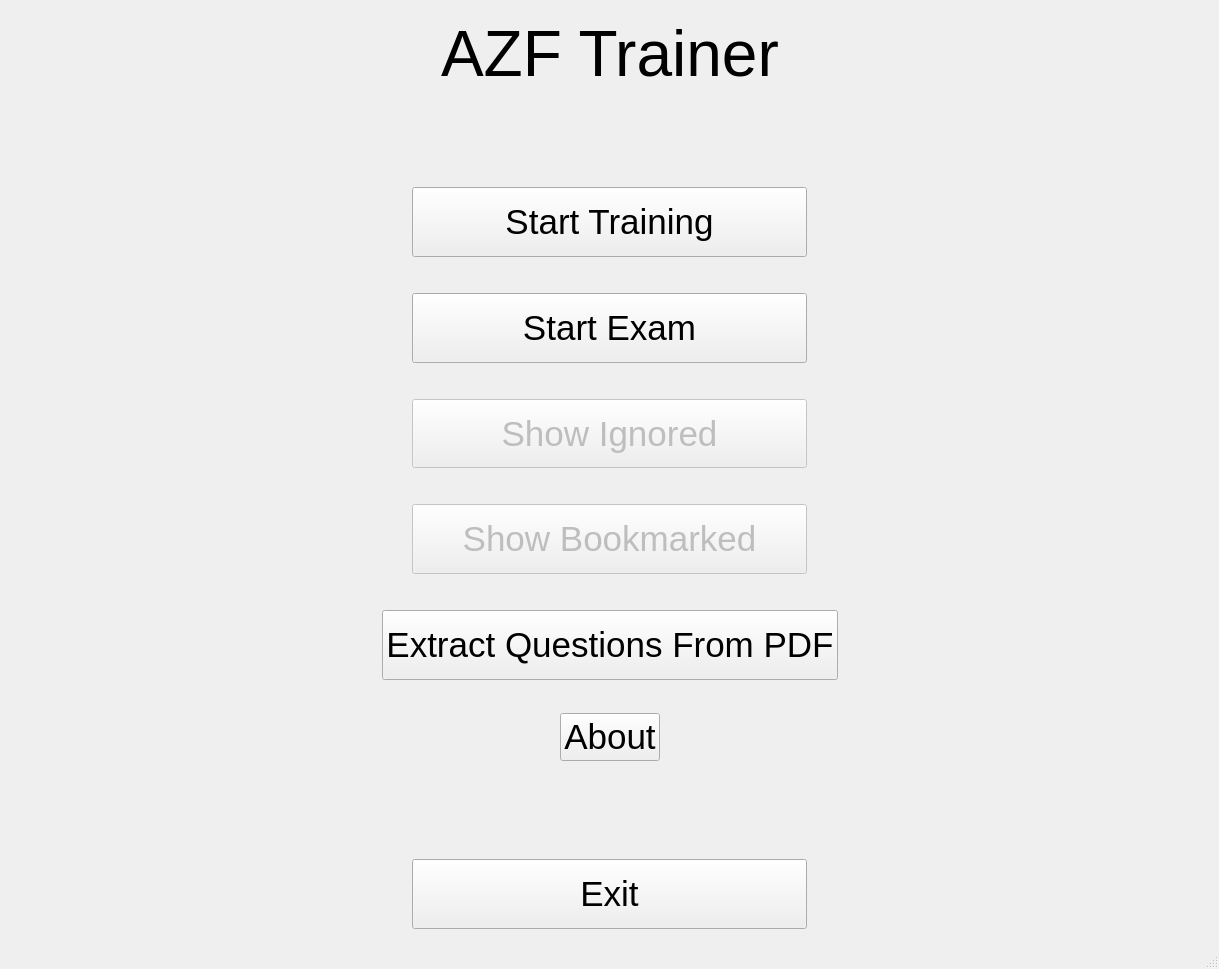
Before: the Qt Designer form pilot_utils/azf_trainer/ui/main_window.ui in jufi2112/pilot_utils, drawn with Qt 5.
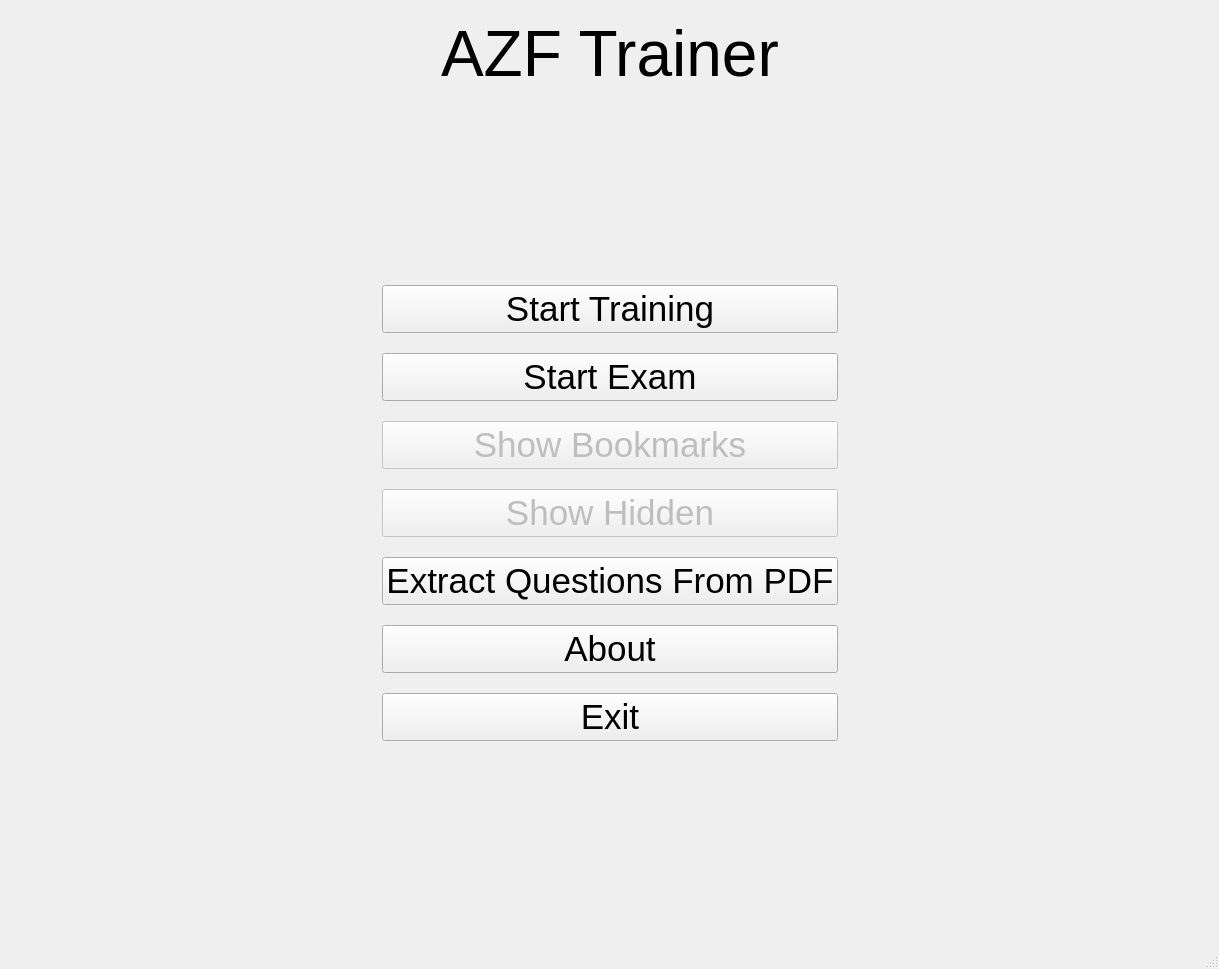
After: the same form once the commit is applied.

Commit message: added bookmark / hidden mode (issue #4)

```diff
--- a/pilot_utils/azf_trainer/ui/main_window.ui
+++ b/pilot_utils/azf_trainer/ui/main_window.ui
@@ -21,7 +21,7 @@
        <number>0</number>
       </property>
       <widget class="QWidget" name="page">
-       <layout class="QVBoxLayout" name="verticalLayout">
+       <layout class="QVBoxLayout" name="verticalLayout_2">
         <item>
          <layout class="QHBoxLayout" name="horizontalLayout_6">
           <item>
@@ -93,6 +93,11 @@
            </spacer>
           </item>
           <item>
+           <layout class="QVBoxLayout" name="verticalLayout">
+            <property name="spacing">
+             <number>20</number>
+            </property>
+            <item>
            <widget class="QPushButton" name="button_start_training">
             <property name="sizePolicy">
              <sizepolicy hsizetype="MinimumExpanding" vsizetype="MinimumExpanding">
@@ -111,52 +116,6 @@
            </widget>
           </item>
           <item>
-           <spacer name="horizontalSpacer_2">
-            <property name="orientation">
-             <enum>Qt::Horizontal</enum>
-            </property>
-            <property name="sizeHint" stdset="0">
-             <size>
-              <width>40</width>
-              <height>20</height>
-             </size>
-            </property>
-           </spacer>
-          </item>
-         </layout>
-        </item>
-        <item>
-         <spacer name="verticalSpacer_6">
-          <property name="orientation">
-           <enum>Qt::Vertical</enum>
-          </property>
-          <property name="sizeType">
-           <enum>QSizePolicy::Maximum</enum>
-          </property>
-          <property name="sizeHint" stdset="0">
-           <size>
-            <width>20</width>
-            <height>30</height>
-           </size>
-          </property>
-         </spacer>
-        </item>
-        <item>
-         <layout class="QHBoxLayout" name="horizontalLayout_8">
-          <item>
-           <spacer name="horizontalSpacer_13">
-            <property name="orientation">
-             <enum>Qt::Horizontal</enum>
-            </property>
-            <property name="sizeHint" stdset="0">
-             <size>
-              <width>40</width>
-              <height>20</height>
-             </size>
-            </property>
-           </spacer>
-          </item>
-          <item>
            <widget class="QPushButton" name="button_start_exam">
             <property name="sizePolicy">
              <sizepolicy hsizetype="MinimumExpanding" vsizetype="MinimumExpanding">
@@ -175,119 +134,6 @@
            </widget>
           </item>
           <item>
-           <spacer name="horizontalSpacer_14">
-            <property name="orientation">
-             <enum>Qt::Horizontal</enum>
-            </property>
-            <property name="sizeHint" stdset="0">
-             <size>
-              <width>40</width>
-              <height>20</height>
-             </size>
-            </property>
-           </spacer>
-          </item>
-         </layout>
-        </item>
-        <item>
-         <spacer name="verticalSpacer_2">
-          <property name="orientation">
-           <enum>Qt::Vertical</enum>
-          </property>
-          <property name="sizeType">
-           <enum>QSizePolicy::Maximum</enum>
-          </property>
-          <property name="sizeHint" stdset="0">
-           <size>
-            <width>30</width>
-            <height>30</height>
-           </size>
-          </property>
-         </spacer>
-        </item>
-        <item>
-         <layout class="QHBoxLayout" name="horizontalLayout_3">
-          <item>
-           <spacer name="horizontalSpacer_3">
-            <property name="orientation">
-             <enum>Qt::Horizontal</enum>
-            </property>
-            <property name="sizeHint" stdset="0">
-             <size>
-              <width>40</width>
-              <height>20</height>
-             </size>
-            </property>
-           </spacer>
-          </item>
-          <item>
-           <widget class="QPushButton" name="button_show_done">
-            <property name="enabled">
-             <bool>false</bool>
-            </property>
-            <property name="sizePolicy">
-             <sizepolicy hsizetype="MinimumExpanding" vsizetype="MinimumExpanding">
-              <horstretch>0</horstretch>
-              <verstretch>0</verstretch>
-             </sizepolicy>
-            </property>
-            <property name="font">
-             <font>
-              <pointsize>26</pointsize>
-             </font>
-            </property>
-            <property name="text">
-             <string>Show Ignored</string>
-            </property>
-           </widget>
-          </item>
-          <item>
-           <spacer name="horizontalSpacer_4">
-            <property name="orientation">
-             <enum>Qt::Horizontal</enum>
-            </property>
-            <property name="sizeHint" stdset="0">
-             <size>
-              <width>40</width>
-              <height>20</height>
-             </size>
-            </property>
-           </spacer>
-          </item>
-         </layout>
-        </item>
-        <item>
-         <spacer name="verticalSpacer_3">
-          <property name="orientation">
-           <enum>Qt::Vertical</enum>
-          </property>
-          <property name="sizeType">
-           <enum>QSizePolicy::Maximum</enum>
-          </property>
-          <property name="sizeHint" stdset="0">
-           <size>
-            <width>20</width>
-            <height>30</height>
-           </size>
-          </property>
-         </spacer>
-        </item>
-        <item>
-         <layout class="QHBoxLayout" name="horizontalLayout_4">
-          <item>
-           <spacer name="horizontalSpacer_5">
-            <property name="orientation">
-             <enum>Qt::Horizontal</enum>
-            </property>
-            <property name="sizeHint" stdset="0">
-             <size>
-              <width>40</width>
-              <height>20</height>
-             </size>
-            </property>
-           </spacer>
-          </item>
-          <item>
            <widget class="QPushButton" name="button_show_watched">
             <property name="enabled">
              <bool>false</bool>
@@ -304,55 +150,30 @@
              </font>
             </property>
             <property name="text">
-             <string>Show Bookmarked</string>
+               <string>Show Bookmarks</string>
             </property>
            </widget>
           </item>
           <item>
-           <spacer name="horizontalSpacer_6">
-            <property name="orientation">
-             <enum>Qt::Horizontal</enum>
-            </property>
-            <property name="sizeHint" stdset="0">
-             <size>
-              <width>40</width>
-              <height>20</height>
-             </size>
-            </property>
-           </spacer>
-          </item>
-         </layout>
-        </item>
-        <item>
-         <spacer name="verticalSpacer_5">
-          <property name="orientation">
-           <enum>Qt::Vertical</enum>
-          </property>
-          <property name="sizeType">
-           <enum>QSizePolicy::Maximum</enum>
-          </property>
-          <property name="sizeHint" stdset="0">
-           <size>
-            <width>20</width>
-            <height>30</height>
-           </size>
-          </property>
-         </spacer>
-        </item>
-        <item>
-         <layout class="QHBoxLayout" name="horizontalLayout_7">
-          <item>
-           <spacer name="horizontalSpacer_11">
-            <property name="orientation">
-             <enum>Qt::Horizontal</enum>
-            </property>
-            <property name="sizeHint" stdset="0">
-             <size>
-              <width>40</width>
-              <height>20</height>
-             </size>
-            </property>
-           </spacer>
+             <widget class="QPushButton" name="button_show_done">
+              <property name="enabled">
+               <bool>false</bool>
+              </property>
+              <property name="sizePolicy">
+               <sizepolicy hsizetype="MinimumExpanding" vsizetype="MinimumExpanding">
+                <horstretch>0</horstretch>
+                <verstretch>0</verstretch>
+               </sizepolicy>
+              </property>
+              <property name="font">
+               <font>
+                <pointsize>26</pointsize>
+               </font>
+              </property>
+              <property name="text">
+               <string>Show Hidden</string>
+              </property>
+             </widget>
           </item>
           <item>
            <widget class="QPushButton" name="button_extract_questions">
@@ -373,52 +194,6 @@
            </widget>
           </item>
           <item>
-           <spacer name="horizontalSpacer_12">
-            <property name="orientation">
-             <enum>Qt::Horizontal</enum>
-            </property>
-            <property name="sizeHint" stdset="0">
-             <size>
-              <width>40</width>
-              <height>20</height>
-             </size>
-            </property>
-           </spacer>
-          </item>
-         </layout>
-        </item>
-        <item>
-         <spacer name="verticalSpacer_7">
-          <property name="orientation">
-           <enum>Qt::Vertical</enum>
-          </property>
-          <property name="sizeType">
-           <enum>QSizePolicy::Maximum</enum>
-          </property>
-          <property name="sizeHint" stdset="0">
-           <size>
-            <width>20</width>
-            <height>27</height>
-           </size>
-          </property>
-         </spacer>
-        </item>
-        <item>
-         <layout class="QHBoxLayout" name="horizontalLayout_9">
-          <item>
-           <spacer name="horizontalSpacer_15">
-            <property name="orientation">
-             <enum>Qt::Horizontal</enum>
-            </property>
-            <property name="sizeHint" stdset="0">
-             <size>
-              <width>40</width>
-              <height>20</height>
-             </size>
-            </property>
-           </spacer>
-          </item>
-          <item>
            <widget class="QPushButton" name="button_about">
             <property name="font">
              <font>
@@ -431,7 +206,27 @@
            </widget>
           </item>
           <item>
-           <spacer name="horizontalSpacer_16">
+             <widget class="QPushButton" name="button_exit">
+              <property name="sizePolicy">
+               <sizepolicy hsizetype="MinimumExpanding" vsizetype="MinimumExpanding">
+                <horstretch>0</horstretch>
+                <verstretch>0</verstretch>
+               </sizepolicy>
+              </property>
+              <property name="font">
+               <font>
+                <pointsize>26</pointsize>
+               </font>
+              </property>
+              <property name="text">
+               <string>Exit</string>
+              </property>
+             </widget>
+            </item>
+           </layout>
+          </item>
+          <item>
+           <spacer name="horizontalSpacer_2">
             <property name="orientation">
              <enum>Qt::Horizontal</enum>
             </property>
@@ -461,54 +256,6 @@
           </property>
          </spacer>
         </item>
-        <item>
-         <layout class="QHBoxLayout" name="horizontalLayout_5">
-          <item>
-           <spacer name="horizontalSpacer_7">
-            <property name="orientation">
-             <enum>Qt::Horizontal</enum>
-            </property>
-            <property name="sizeHint" stdset="0">
-             <size>
-              <width>40</width>
-              <height>20</height>
-             </size>
-            </property>
-           </spacer>
-          </item>
-          <item>
-           <widget class="QPushButton" name="button_exit">
-            <property name="sizePolicy">
-             <sizepolicy hsizetype="MinimumExpanding" vsizetype="MinimumExpanding">
-              <horstretch>0</horstretch>
-              <verstretch>0</verstretch>
-             </sizepolicy>
-            </property>
-            <property name="font">
-             <font>
-              <pointsize>26</pointsize>
-             </font>
-            </property>
-            <property name="text">
-             <string>Exit</string>
-            </property>
-           </widget>
-          </item>
-          <item>
-           <spacer name="horizontalSpacer_8">
-            <property name="orientation">
-             <enum>Qt::Horizontal</enum>
-            </property>
-            <property name="sizeHint" stdset="0">
-             <size>
-              <width>40</width>
-              <height>20</height>
-             </size>
-            </property>
-           </spacer>
-          </item>
-         </layout>
-        </item>
        </layout>
       </widget>
       <widget class="QWidget" name="page_2"/>
```
Lines whose indentation alone changed are shown as unchanged. The commit also changes 12 other files.
